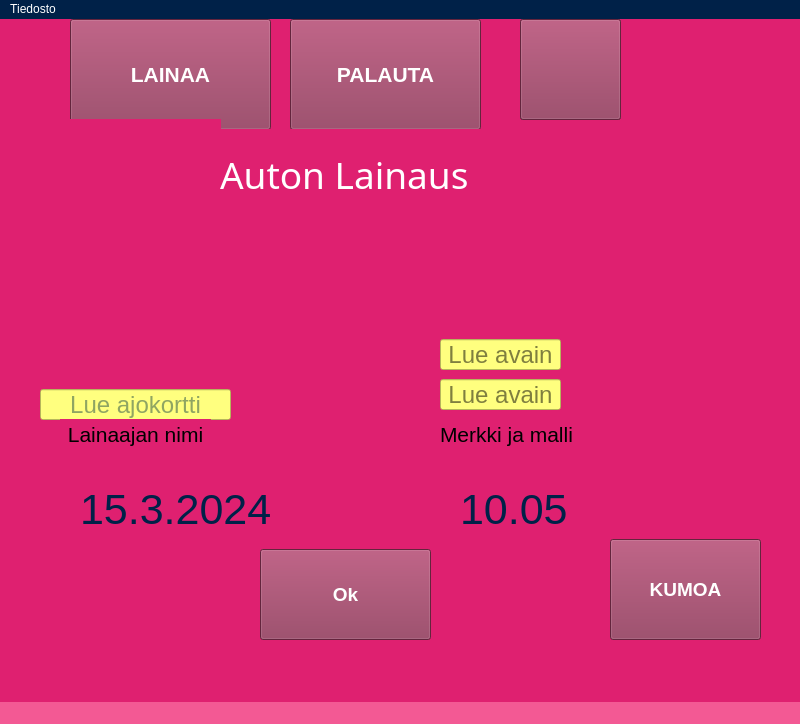
Old version of the form user.ui in the repository Sadiqa-Khawari/Autolainaus.
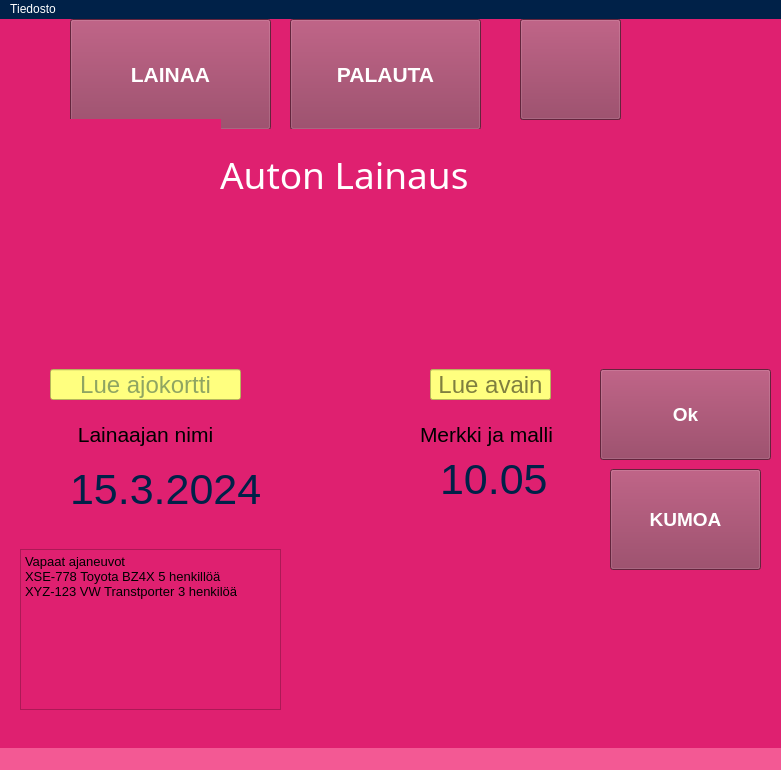
New version of the form. Icons and pictures are not drawn.

The edit to the form file:
```diff
--- a/user.ui
+++ b/user.ui
@@ -6,8 +6,8 @@
    <rect>
     <x>0</x>
     <y>0</y>
-    <width>800</width>
-    <height>724</height>
+    <width>781</width>
+    <height>770</height>
    </rect>
   </property>
   <property name="windowTitle">
@@ -26,8 +26,8 @@
     </property>
     <property name="geometry">
      <rect>
-      <x>40</x>
-      <y>370</y>
+      <x>50</x>
+      <y>350</y>
       <width>191</width>
       <height>31</height>
      </rect>
@@ -60,8 +60,8 @@
     </property>
     <property name="geometry">
      <rect>
-      <x>440</x>
-      <y>360</y>
+      <x>430</x>
+      <y>350</y>
       <width>121</width>
       <height>31</height>
      </rect>
@@ -180,8 +180,8 @@
     </property>
     <property name="geometry">
      <rect>
-      <x>80</x>
-      <y>470</y>
+      <x>70</x>
+      <y>450</y>
       <width>191</width>
       <height>41</height>
      </rect>
@@ -244,7 +244,7 @@
     <property name="geometry">
      <rect>
       <x>30</x>
-      <y>460</y>
+      <y>440</y>
       <width>31</width>
       <height>51</height>
      </rect>
@@ -265,8 +265,8 @@
     </property>
     <property name="geometry">
      <rect>
-      <x>460</x>
-      <y>470</y>
+      <x>440</x>
+      <y>440</y>
       <width>111</width>
       <height>41</height>
      </rect>
@@ -286,8 +286,8 @@
    <widget class="QLabel" name="clockLabel">
     <property name="geometry">
      <rect>
-      <x>410</x>
-      <y>480</y>
+      <x>400</x>
+      <y>450</y>
       <width>41</width>
       <height>41</height>
      </rect>
@@ -306,7 +306,7 @@
     <property name="geometry">
      <rect>
       <x>610</x>
-      <y>520</y>
+      <y>450</y>
       <width>151</width>
       <height>101</height>
      </rect>
@@ -390,7 +390,7 @@
    <widget class="QLabel" name="lenderNameLabel">
     <property name="geometry">
      <rect>
-      <x>60</x>
+      <x>70</x>
       <y>400</y>
       <width>151</width>
       <height>31</height>
@@ -411,7 +411,7 @@
    <widget class="QLabel" name="carInfoLabel">
     <property name="geometry">
      <rect>
-      <x>440</x>
+      <x>420</x>
       <y>400</y>
       <width>171</width>
       <height>31</height>
@@ -456,8 +456,8 @@
    <widget class="QPushButton" name="okPushButton">
     <property name="geometry">
      <rect>
-      <x>260</x>
-      <y>530</y>
+      <x>600</x>
+      <y>350</y>
       <width>171</width>
       <height>91</height>
      </rect>
@@ -492,8 +492,8 @@
     </property>
     <property name="geometry">
      <rect>
-      <x>440</x>
-      <y>320</y>
+      <x>430</x>
+      <y>350</y>
       <width>121</width>
       <height>31</height>
      </rect>
@@ -516,13 +516,55 @@
      <string>Lue avain</string>
     </property>
    </widget>
+   <widget class="QLabel" name="label">
+    <property name="geometry">
+     <rect>
+      <x>370</x>
+      <y>510</y>
+      <width>191</width>
+      <height>121</height>
+     </rect>
+    </property>
+    <property name="font">
+     <font>
+      <pointsize>20</pointsize>
+     </font>
+    </property>
+    <property name="text">
+     <string/>
+    </property>
+    <property name="pixmap">
+     <pixmap>uiPictures/auto.png</pixmap>
+    </property>
+   </widget>
+   <widget class="QPlainTextEdit" name="plainTextEdit">
+    <property name="geometry">
+     <rect>
+      <x>20</x>
+      <y>530</y>
+      <width>261</width>
+      <height>161</height>
+     </rect>
+    </property>
+    <property name="font">
+     <font>
+      <pointsize>10</pointsize>
+      <bold>false</bold>
+     </font>
+    </property>
+    <property name="plainText">
+     <string>Vapaat ajaneuvot
+XSE-778 Toyota BZ4X 5 henkillöä
+XYZ-123 VW Transtporter 3 henkilöä</string>
+    </property>
+   </widget>
   </widget>
   <widget class="QMenuBar" name="menubar">
    <property name="geometry">
     <rect>
      <x>0</x>
      <y>0</y>
-     <width>800</width>
+     <width>781</width>
      <height>33</height>
     </rect>
    </property>
```
